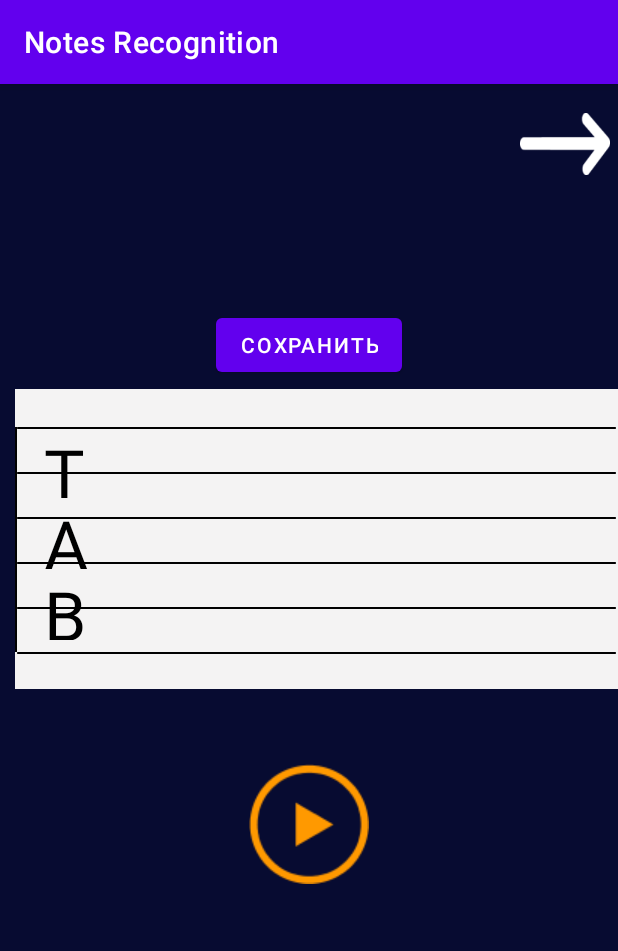
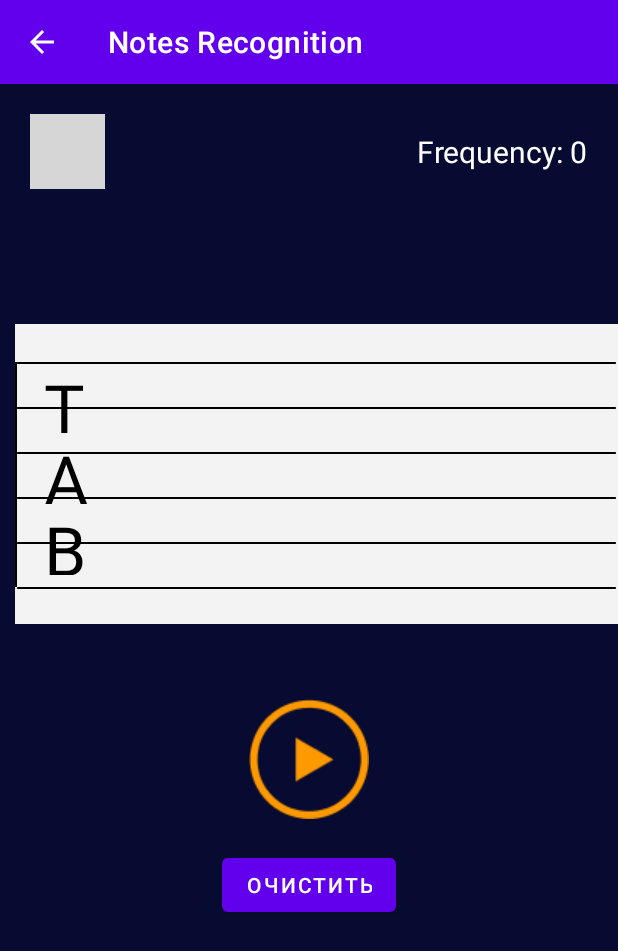
Before and after one commit to Nikita-neuron/NotesRecognition, an Android app: the NewTabActivity screen opened directly, with no data from a screen before it, on a phone screen of 412 x 824 dp. Shown: the top 951 px of the screen. Run offline under Robolectric (Android 15) with nearby library versions, the phone set to English and light mode, and no system bars; libraries missing offline, so code that uses them is left out: com.github.mikephil.charting, jwave.transforms, jwave.transforms.wavelets, org.jtransforms.dct, org.jtransforms.fft; plain views replace BarChart; grey boxes are pictures that could not be loaded.

Commit message:
add Frequency TextView

```diff
--- a/app/src/main/java/com/example/notesrecognition/AudioReciever.java
+++ b/app/src/main/java/com/example/notesrecognition/AudioReciever.java
@@ -7,7 +7,7 @@ import android.os.Handler;
 import android.util.Log;
 
 public class AudioReciever{
-    private final int freq = 12000;
+    private final int freq = 24000;
     private AudioRecord audioRecord;
     private Thread Rthread;
     private final Handler handler;
--- a/app/src/main/java/com/example/notesrecognition/NewTabActivity.java
+++ b/app/src/main/java/com/example/notesrecognition/NewTabActivity.java
@@ -14,6 +14,7 @@ import android.util.DisplayMetrics;
 import android.util.JsonWriter;
 import android.util.Log;
 import android.view.Gravity;
+import android.view.MenuItem;
 import android.view.View;
 import android.widget.Button;
 import android.widget.EditText;
@@ -25,10 +26,15 @@ import android.widget.TextView;
 import android.widget.Toast;
 
 import androidx.annotation.Nullable;
+import androidx.appcompat.app.ActionBar;
 import androidx.appcompat.app.AppCompatActivity;
 import androidx.core.content.ContextCompat;
 
 import com.github.mikephil.charting.charts.BarChart;
+import com.github.mikephil.charting.data.BarData;
+import com.github.mikephil.charting.data.BarDataSet;
+import com.github.mikephil.charting.data.BarEntry;
+import com.github.mikephil.charting.utils.ColorTemplate;
 
 import org.json.JSONArray;
 import org.json.JSONException;
@@ -50,15 +56,16 @@ public class NewTabActivity extends AppCompatActivity implements View.OnClickLis
     Bitmap pauseImage;
 
     Button btnStart;
-    Button btnStop;
+    Button btnClear;
     ImageView btnPausePlay;
     ImageView arrowBack;
-    Button btnSave;
+    ImageView btnSave;
     Button btnOpenTab;
     BarChart chart;
     FrameLayout[] frameLayouts;
     TextView textView;
     HorizontalScrollView scrollView;
+    TextView frequencyText;
 
     AudioReciever audioReciever;
     Handler handler;
@@ -106,16 +113,20 @@ public class NewTabActivity extends AppCompatActivity implements View.OnClickLis
         height = displaymetrics.heightPixels;  // deprecated
 
         // кнопки начала, остановки распознования, кнопка назад
-//        btnStart = findViewById(R.id.btnStart);
-//        btnStop = findViewById(R.id.btnStop);
-//        btnPause = findViewById(R.id.btnPause);
+        btnClear = findViewById(R.id.btnClear);
         btnPausePlay = findViewById(R.id.btnPausePlay);
         btnSave = findViewById(R.id.btnSaveTab);
-        arrowBack = findViewById(R.id.arrowBack);
+
+        frequencyText = findViewById(R.id.frequencyText);
 
         // картинки плея и паузы
         playImage = BitmapFactory.decodeResource(getResources(), R.drawable.play);
         pauseImage = BitmapFactory.decodeResource(getResources(), R.drawable.pause);
+
+        // кнопка назад
+        ActionBar actionBar =getSupportActionBar();
+        actionBar.setHomeButtonEnabled(true);
+        actionBar.setDisplayHomeAsUpEnabled(true);
 
 //        chart = findViewById(R.id.barchart);
 
@@ -134,7 +145,7 @@ public class NewTabActivity extends AppCompatActivity implements View.OnClickLis
 
         btnPausePlay.setOnClickListener(this);
         btnSave.setOnClickListener(this);
-        arrowBack.setOnClickListener(this);
+        btnClear.setOnClickListener(this);
 
         handler = new Handler() {
             public void handleMessage(android.os.Message msg) {
@@ -199,6 +210,26 @@ public class NewTabActivity extends AppCompatActivity implements View.OnClickLis
     }
 
     @Override
+    public boolean onOptionsItemSelected(MenuItem item) {
+        switch (item.getItemId()) {
+            case android.R.id.home:
+                reco = false;
+                btnPausePlay.setImageBitmap(playImage);
+                audioReciever.stop();
+
+                if (!save) {
+                    createDialog("back", "");
+                } else {
+                    Intent in = new Intent(this, MainActivity.class);
+                    startActivity(in);
+                }
+                return true;
+            default:
+                return super.onOptionsItemSelected(item);
+        }
+    }
+
+    @Override
     public void onClick(View v) {
 //        if (v.getId() == R.id.btnStart) {
 //            reco = true;
@@ -241,18 +272,15 @@ public class NewTabActivity extends AppCompatActivity implements View.OnClickLis
                 break;
             }
 
-            case (R.id.arrowBack): {
-                // при нажатии на стрелочку назад
-                reco = false;
-                btnPausePlay.setImageBitmap(playImage);
-                audioReciever.stop();
-
-                if (!save) {
-                    createDialog("back", "");
+            case (R.id.btnClear): {
+                if(reco) {
+                    Toast.makeText(this, "Остановите запись", Toast.LENGTH_LONG).show();
                 } else {
-                    Intent in = new Intent(this, MainActivity.class);
-                    startActivity(in);
+                    btnPausePlay.setImageBitmap(playImage);
+                    audioReciever.stop();
+                    stopRec();
                 }
+                break;
             }
         }
 //        if (v.getId() == R.id.btnOpenTab) {
@@ -315,6 +343,7 @@ public class NewTabActivity extends AppCompatActivity implements View.OnClickLis
 //        };
 //        Thread thread = new Thread(runnable);
 //        thread.start();
+//        runOnUiThread(runnable);
 
         /* find the peak magnitude and it's index */
         double maxMag = Double.NEGATIVE_INFINITY;
@@ -331,7 +360,9 @@ public class NewTabActivity extends AppCompatActivity implements View.OnClickLis
                 maxInd = i;
             }
         }
-        int freq = (int) 12000 * maxInd / (spectrum.length / 2);
+        int freq = (int) 24000 * maxInd / (spectrum.length / 2);
+        frequencyText.setText("Frequency: " + freq);
+        System.out.println(freq+"");
 
         for(int i = 0; i<frequency.length; i++) {
             for(int j = 0; j<frequency[i].length; j++) {
--- a/app/src/main/res/layout/tab_cards_layout.xml
+++ b/app/src/main/res/layout/tab_cards_layout.xml
@@ -23,15 +23,24 @@
                 android:orientation="vertical">
                 <RelativeLayout
                     android:layout_width="match_parent"
-                    android:layout_height="wrap_content">
+                    android:layout_height="wrap_content"
+                    android:layout_margin="20dp">
+
                     <ImageView
-                        android:id="@+id/arrowBack"
+                        android:id="@+id/btnSaveTab"
+                        android:layout_width="50dp"
+                        android:layout_height="50dp"
+                        android:src="@drawable/save"/>
+                    <TextView
+                        android:id="@+id/frequencyText"
+                        android:layout_width="wrap_content"
+                        android:layout_height="wrap_content"
                         android:layout_alignParentEnd="true"
-                        android:layout_width="60dp"
-                        android:layout_height="wrap_content"
-                        app:srcCompat="@drawable/arrow"
-                        android:layout_marginEnd="5dp"
-                        android:contentDescription="TODO" />
+                        android:layout_centerVertical="true"
+                        android:textColor="#fff"
+                        android:textSize="20sp"
+                        android:text="Frequency: 0"/>
+
                 </RelativeLayout>
                 <LinearLayout
                     android:layout_width="match_parent"
@@ -41,13 +50,6 @@
 <!--                            android:layout_width="match_parent"-->
 <!--                            android:layout_height="match_parent"/>-->
                 </LinearLayout>
-                    <Button
-                        android:id="@+id/btnSaveTab"
-                        android:layout_width="wrap_content"
-                        android:layout_height="wrap_content"
-                        android:layout_gravity="center"
-                        android:layout_marginBottom="5dp"
-                        android:text="Сохранить"/>
 
                 <RelativeLayout
                     android:layout_width="match_parent"
@@ -216,35 +218,24 @@
                 <LinearLayout
                     android:layout_width="match_parent"
                     android:layout_height="wrap_content"
-                    android:orientation="horizontal"
+                    android:orientation="vertical"
                     android:gravity="center"
                     android:layout_marginBottom="20dp">
 
-            <!--        <Button-->
-            <!--            android:id="@+id/btnStart"-->
-            <!--            android:layout_width="wrap_content"-->
-            <!--            android:layout_height="wrap_content"-->
-            <!--            android:text="Старт"-->
-            <!--            android:layout_marginEnd="20dp"/>-->
-
-            <!--        <Button-->
-            <!--            android:id="@+id/btnPause"-->
-            <!--            android:layout_width="wrap_content"-->
-            <!--            android:layout_height="wrap_content"-->
-            <!--            android:text="Пауза"-->
-            <!--            android:layout_marginEnd="20dp"/>-->
                     <ImageView
                         android:id="@+id/btnPausePlay"
-                        android:layout_width="0dp"
+                        android:layout_width="wrap_content"
                         android:layout_height="match_parent"
                         app:srcCompat="@drawable/play"
                         android:layout_weight="2" />
 
-            <!--        <Button-->
-            <!--            android:id="@+id/btnStop"-->
-            <!--            android:layout_width="wrap_content"-->
-            <!--            android:layout_height="wrap_content"-->
-            <!--            android:text="Стоп" />-->
+                    <Button
+                        android:layout_weight="1"
+                        android:id="@+id/btnClear"
+                        android:layout_width="wrap_content"
+                        android:layout_height="wrap_content"
+                        android:layout_margin="20dp"
+                        android:text="Очистить" />
 
 
                 </LinearLayout>
```
Also changed, not shown: app/src/main/java/com/example/notesrecognition/TabActivity.java (+44 -23 lines).
